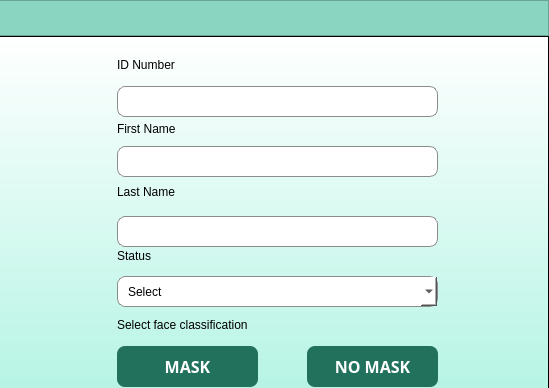
Before: the Qt Designer form register.ui in marcryangil/facemaskdetection, drawn with Qt 5; both pictures show x 393 to 942 and y 0 to 388 of the 942 by 495 pixel window.
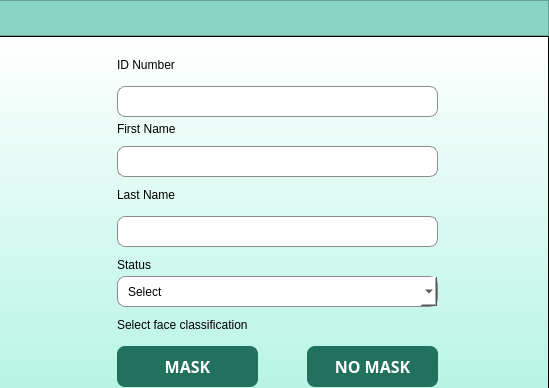
After: the same form once the commit is applied. Icons and pictures are not drawn.

What changed in the file:
```diff
--- a/register.ui
+++ b/register.ui
@@ -148,7 +148,7 @@
        <property name="geometry">
         <rect>
          <x>510</x>
-         <y>211</y>
+         <y>220</y>
          <width>389</width>
          <height>17</height>
         </rect>
@@ -167,7 +167,7 @@
        <property name="geometry">
         <rect>
          <x>510</x>
-         <y>147</y>
+         <y>150</y>
          <width>389</width>
          <height>17</height>
         </rect>
```
Left out of the diff: 28 changed lines with no effect on the pictures.
